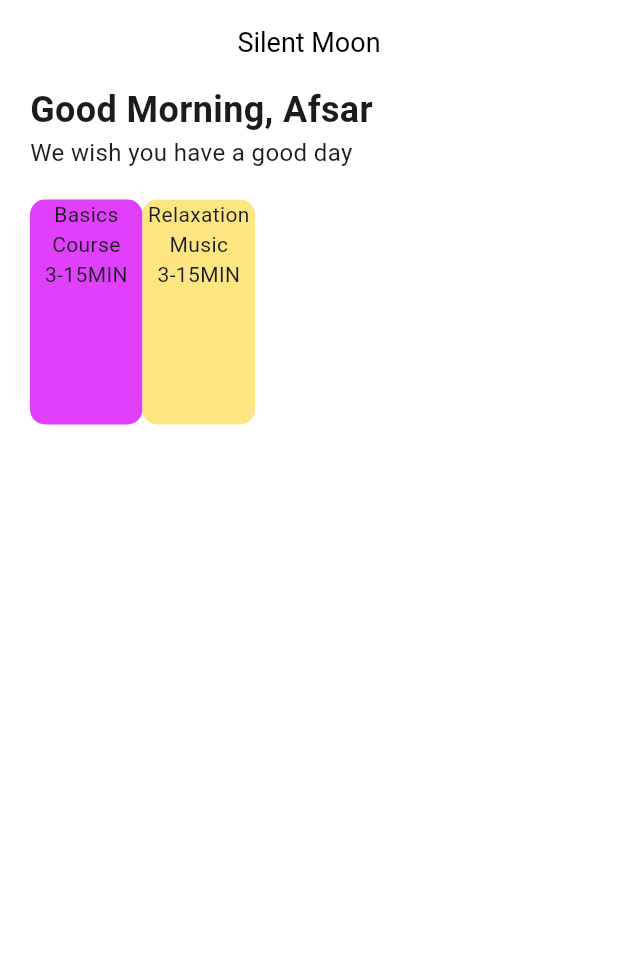
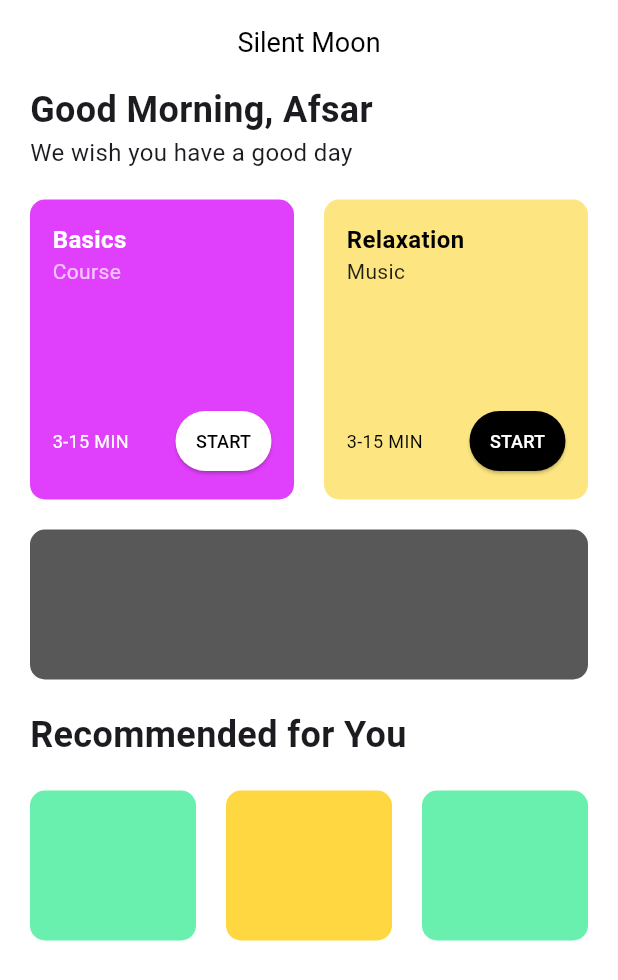
Before and after one commit to Bee-Gin-er16/Design-to-Flutter-mobile, a Flutter app: the screen it shows after launch, on a phone screen of 412 x 824 dp. Shown: the top 980 px of the screen. Run offline on Flutter 3.47's test engine with Material 3 defaults, Android fonts, the phone set to English and light mode, and no system bars; Roboto replaces fonts that are missing (Poppins).

Commit message:
some progress
now to the recommended list

```diff
--- a/user_interface/lib/pages/home.dart
+++ b/user_interface/lib/pages/home.dart
@@ -19,44 +19,192 @@ class _HomePageState extends State<HomePage> {
             _greeting(),
             SizedBox(height: 20,),
             _maincta(),
+            SizedBox(height: 20,),
+            _daily(),
+            SizedBox(height: 20,),
+            _recomm(),
+            SizedBox(height: 20,),
+            _recommlist(),
           ],
+        ),
+      );
+  }
+
+  Widget _recommlist() {
+    return Padding(
+      padding: EdgeInsets.symmetric(horizontal: 20),
+      child: Row(
+        children: [
+          Expanded(
+            child: Container(
+              height: 100,
+              padding: EdgeInsets.all(15),
+              decoration: BoxDecoration(
+                color: Colors.greenAccent,
+                borderRadius: BorderRadius.circular(10),
+              ),
+            ),
+          ),
+          SizedBox(width: 20,),
+          Expanded(
+            child: Container(
+              height: 100,
+              padding: EdgeInsets.all(15),
+              decoration: BoxDecoration(
+                color: Colors.amberAccent,
+                borderRadius: BorderRadius.circular(10),
+              ),
+            ),
+          ),
+          SizedBox(width: 20,),
+          Expanded(
+            child: Container(
+              height: 100,
+              padding: EdgeInsets.all(15),
+              decoration: BoxDecoration(
+                color: Colors.greenAccent,
+                borderRadius: BorderRadius.circular(10),
+              ),
+            ),
+          ),
+        ],
+      ),
+    );
+  }
+
+  Widget _recomm() {
+    return Padding(
+      padding: EdgeInsets.only(left: 20), // Apply left padding
+      child: Column(
+        crossAxisAlignment: CrossAxisAlignment.start,
+        children: [
+          Text(
+            'Recommended for You',
+            style: TextStyle(
+              fontSize: 24,
+              fontWeight: FontWeight.bold,
+            ),
+          ),
+        ],
+      ),
+    );
+  }
+
+  //TODO Fill up with texts
+  Widget _daily() {
+    return Padding(
+      padding: EdgeInsets.symmetric(horizontal: 20),
+      child: Expanded(
+        child: Container(
+          height: 100,
+          padding: EdgeInsets.all(15),
+          decoration: BoxDecoration(
+            color: const Color.fromARGB(167, 0, 0, 0),
+            borderRadius: BorderRadius.circular(10),
+          ),
+        ),
       ),
     );
   }
 
   Widget _maincta() {
     return Padding(
-      padding: EdgeInsets.only(left: 20),
+      padding: EdgeInsets.symmetric(horizontal: 20), // Left & Right Padding
       child: Row(
         children: [
-          Container(
-            width: 75,
-            height: 150,
+          // First Box (Basics)
+          Expanded(
+            child: Container(
+              height: 200,
+              padding: EdgeInsets.all(15), // Inner padding
               decoration: BoxDecoration(
                 color: Colors.purpleAccent,
-              borderRadius: BorderRadius.circular(10)
+                borderRadius: BorderRadius.circular(10),
               ),
               child: Column(
+                mainAxisAlignment: MainAxisAlignment.spaceBetween, // Align items properly
+                crossAxisAlignment: CrossAxisAlignment.start, // Align text to the left
                 children: [
-                Text('Basics'),
-                Text('Course'),
-                Text('3-15MIN'),
+                  // Image at the top
+                  // Align(
+                  //   alignment: Alignment.topRight,
+                  //   child: Image.network(
+                  //     'https://www.svgrepo.com/show/287301/lotus.svg',
+                  //     width: 40, height: 40,
+                  //   ),
+                  // ),
+                  // Text in the middle
+                  Column(
+                    crossAxisAlignment: CrossAxisAlignment.start,
+                    children: [
+                      Text('Basics', style: TextStyle(fontSize: 16, fontWeight: FontWeight.bold, color: Colors.white)),
+                      Text('Course', style: TextStyle(fontSize: 14, color: Colors.white70)),
+                    ],
+                  ),
+                  // Time & Button at the bottom
+                  Row(
+                    mainAxisAlignment: MainAxisAlignment.spaceBetween,
+                    children: [
+                      Text('3-15 MIN', style: TextStyle(fontSize: 12, color: Colors.white)),
+                      ElevatedButton(
+                        onPressed: () {},
+                        style: ElevatedButton.styleFrom(
+                          backgroundColor: Colors.white,
+                          padding: EdgeInsets.symmetric(horizontal: 5, vertical: 10),
+                          shape: RoundedRectangleBorder(borderRadius: BorderRadius.circular(20)),
+                        ),
+                        child: Text('START', style: TextStyle(fontSize: 12, color: Colors.black)),
+                      ),
+                    ],
+                  ),
                 ],
               ),
             ),
-          Container(
-            width: 75,
-            height: 150,
+          ),
+          SizedBox(width: 20), // Space between boxes
+          Expanded(
+            child: Container(
+              height: 200,
+              padding: EdgeInsets.all(15),
               decoration: BoxDecoration(
-              color: const Color.fromRGBO(253, 230, 130, 1),
-              borderRadius: BorderRadius.circular(10)
+                color: Color.fromRGBO(253, 230, 130, 1),
+                borderRadius: BorderRadius.circular(10),
               ),
               child: Column(
+                mainAxisAlignment: MainAxisAlignment.spaceBetween,
+                crossAxisAlignment: CrossAxisAlignment.start,
                 children: [
-                Text('Relaxation'),
-                Text('Music'),
-                Text('3-15MIN'),
+                  // Align(
+                  //   alignment: Alignment.topRight,
+                  //   child: Image.network(
+                  //     'https://www.svgrepo.com/show/287341/headphones.svg',
+                  //     width: 40, height: 40,
+                  //   ),
+                  // ),
+                  Column(
+                    crossAxisAlignment: CrossAxisAlignment.start,
+                    children: [
+                      Text('Relaxation', style: TextStyle(fontSize: 16, fontWeight: FontWeight.bold, color: Colors.black)),
+                      Text('Music', style: TextStyle(fontSize: 14, color: Colors.black87)),
                     ],
+                  ),
+                  Row(
+                    mainAxisAlignment: MainAxisAlignment.spaceBetween,
+                    children: [
+                      Text('3-15 MIN', style: TextStyle(fontSize: 12, color: Colors.black)),
+                      ElevatedButton(
+                        onPressed: () {},
+                        style: ElevatedButton.styleFrom(
+                          backgroundColor: Colors.black,
+                          padding: EdgeInsets.symmetric(horizontal: 5, vertical: 10),
+                          shape: RoundedRectangleBorder(borderRadius: BorderRadius.circular(20)),
+                        ),
+                        child: Text('START', style: TextStyle(fontSize: 12, color: Colors.white)),
+                      ),
+                    ],
+                  ),
+                ],
+              ),
             ),
           ),
         ],
```
Lines whose indentation alone changed are shown as unchanged.
